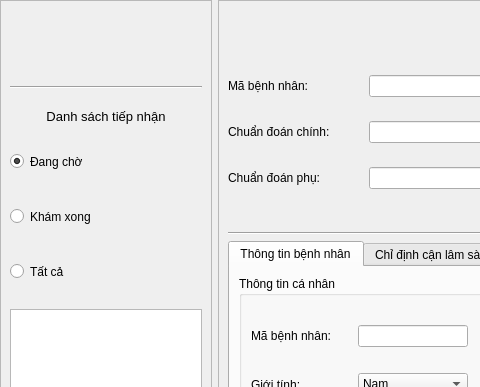
Old version of the form src/views/RoomView.ui in the repository Taylor3691/Hospital-Management-Project; both pictures show x 0 to 480 and y 0 to 387 of the 1065 by 636 pixel window.
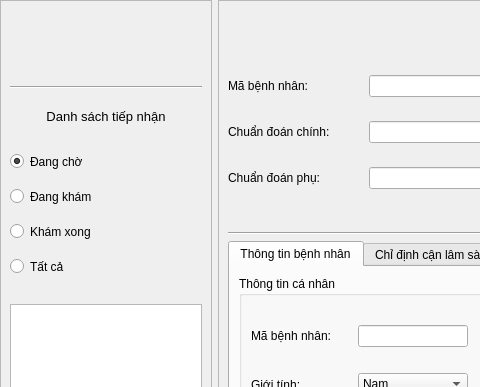
New version of the form. Icons and pictures are not drawn.

Commit message: style(ui): remove spaces between state filtering options

Patch:
```diff
--- a/src/views/RoomView.ui
+++ b/src/views/RoomView.ui
@@ -2338,6 +2338,9 @@
       </item>
       <item>
        <layout class="QVBoxLayout" name="verticalLayout">
+        <property name="spacing">
+         <number>0</number>
+        </property>
         <item>
          <widget class="QRadioButton" name="waiting_radioButton">
           <property name="sizePolicy">
@@ -2360,6 +2363,28 @@
           </property>
          </widget>
         </item>
+        <item>
+         <widget class="QRadioButton" name="examining_radioButton">
+          <property name="sizePolicy">
+           <sizepolicy hsizetype="Minimum" vsizetype="Maximum">
+            <horstretch>0</horstretch>
+            <verstretch>0</verstretch>
+           </sizepolicy>
+          </property>
+          <property name="minimumSize">
+           <size>
+            <width>0</width>
+            <height>35</height>
+           </size>
+          </property>
+          <property name="text">
+           <string>Đang khám</string>
+          </property>
+          <property name="checked">
+           <bool>false</bool>
+          </property>
+         </widget>
+        </item>
         <item>
          <widget class="QRadioButton" name="finished_radioButton">
           <property name="sizePolicy">
```
The commit also changes 2 other files.
